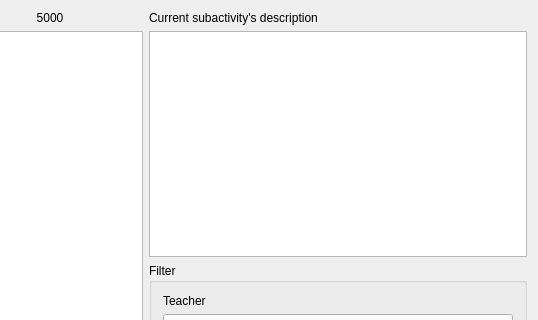
Old version of the form src/interface/subactivitiesform_template.ui in the repository janLo/FET; both pictures show x 246 to 784 and y 0 to 320 of the 784 by 539 pixel window.
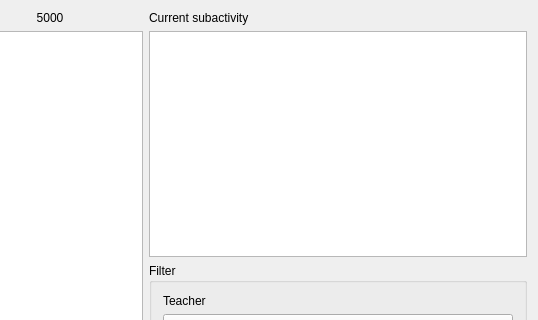
New version of the form.

What changed in the file:
```diff
--- a/src/interface/subactivitiesform_template.ui
+++ b/src/interface/subactivitiesform_template.ui
@@ -47,7 +47,7 @@
    <item row="0" column="1">
     <widget class="QLabel" name="activityDescriptionTextLabel">
      <property name="text">
-      <string>Current subactivity's description</string>
+      <string>Current subactivity</string>
      </property>
      <property name="wordWrap">
       <bool>false</bool>
```
